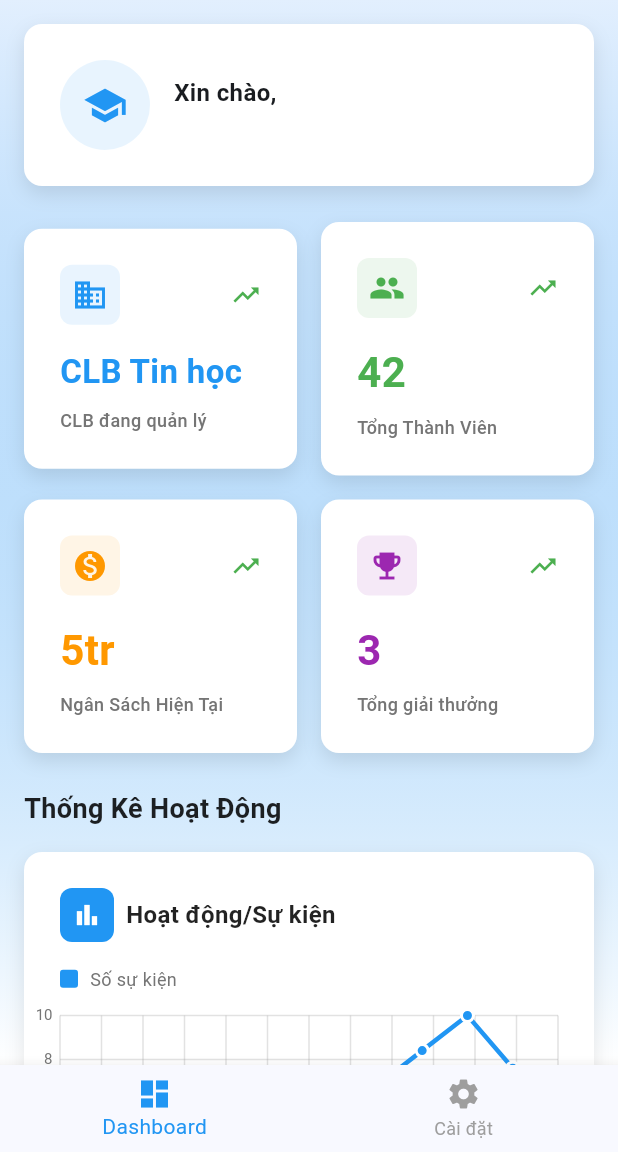
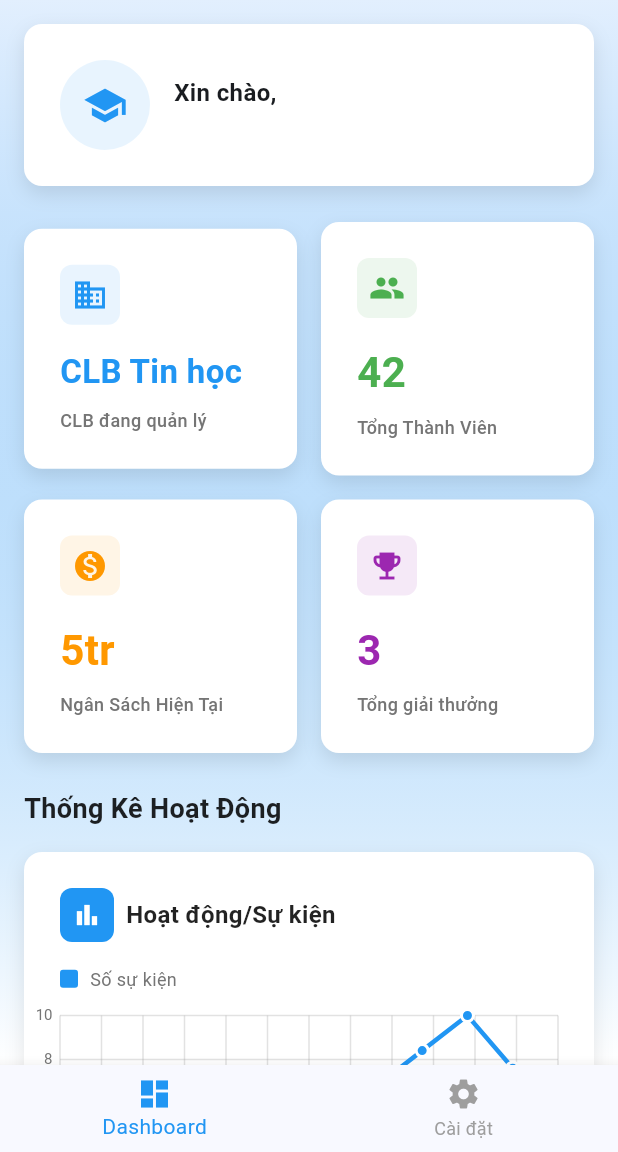
Before and after one commit to nupniichan/Club-Management-Application, a Flutter app: the DashboardScreen screen opened directly with empty values, on a phone screen of 412 x 824 dp, the part 84-1236 px from its top. Run offline on Flutter 3.47's test engine with Material 3 defaults, Android fonts, the phone set to English and light mode, and no system bars; accounts and stored records are empty.

Commit message:
đổi tên file từ dashboard_screen.dart -> student_dashboard_screen.dart

```diff
--- a/lib/screens/login_screen.dart
+++ b/lib/screens/login_screen.dart
@@ -1,5 +1,5 @@
 import 'package:flutter/material.dart';
-import 'student/dashboard_screen.dart';
+import 'student/student_dashboard_screen.dart';
 import 'manager/manager_main_screen.dart';
 import '../services/auth_service.dart';
 import '../constants/app_constants.dart';
--- a/lib/widgets/student/stats_card_widget.dart
+++ b/lib/widgets/student/stats_card_widget.dart
@@ -33,9 +33,6 @@ class StatsCardWidget extends StatelessWidget {
       child: Column(
         crossAxisAlignment: CrossAxisAlignment.start,
         children: [
-          Row(
-            mainAxisAlignment: MainAxisAlignment.spaceBetween,
-            children: [
           Container(
             padding: const EdgeInsets.all(AppConstants.paddingSmall),
             decoration: BoxDecoration(
@@ -47,13 +44,6 @@ class StatsCardWidget extends StatelessWidget {
               color: color,
               size: 24,
             ),
-              ),
-              Icon(
-                Icons.trending_up,
-                color: AppConstants.successColor,
-                size: 20,
-              ),
-            ],
           ),
           const SizedBox(height: AppConstants.paddingMedium),
           Text(
--- a/lib/widgets/student/student_drawer_widget.dart
+++ b/lib/widgets/student/student_drawer_widget.dart
@@ -1,7 +1,7 @@
 import 'package:flutter/material.dart';
 import '../../constants/app_constants.dart';
 import '../../screens/student/student_member_management_screen.dart';
-import '../../screens/student/dashboard_screen.dart';
+import '../../screens/student/student_dashboard_screen.dart';
 import '../../screens/student/student_event_management_screen.dart';
 import '../../screens/student/student_budget_management_screen.dart';
 import '../../screens/student/student_award_management_screen.dart';
```
Also changed, not shown: lib/screens/student/student_dashboard_screen.dart (renamed from lib/screens/student/dashboard_screen.dart), 1 other file. Lines whose indentation alone changed are shown as unchanged.
